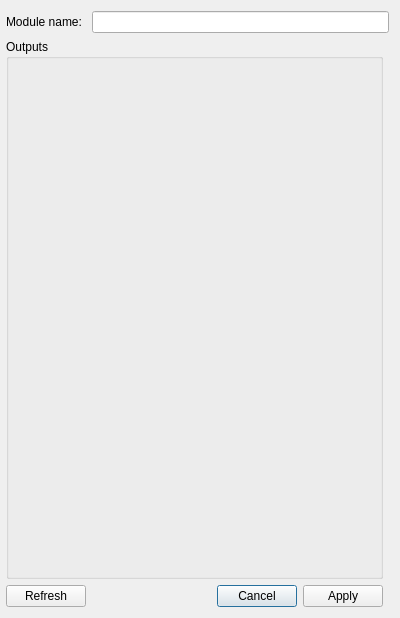
The window that ui/modules/mtbledconfig.ui (kmzbrnoI/mtb-config-tool) describes before a commit, drawn with Qt 5.
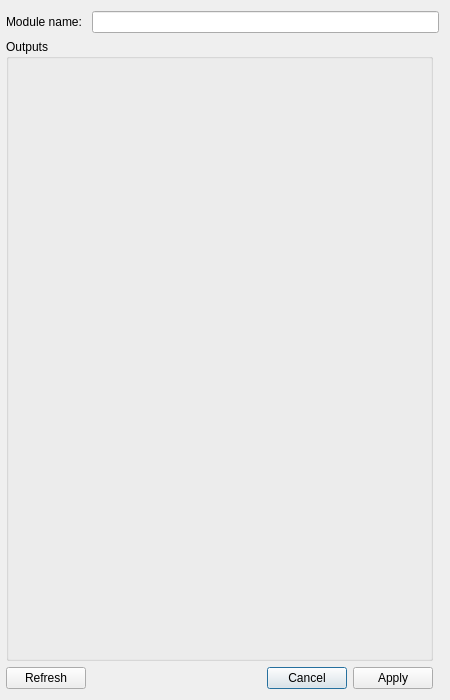
The same window after the commit.

Commit message: MTB-LED: add cz translation.

Patch:
```diff
--- a/ui/modules/mtbledconfig.ui
+++ b/ui/modules/mtbledconfig.ui
@@ -6,8 +6,8 @@
    <rect>
     <x>0</x>
     <y>0</y>
-    <width>400</width>
-    <height>618</height>
+    <width>450</width>
+    <height>700</height>
    </rect>
   </property>
   <property name="windowTitle">
```
The commit also changes 1 other file.
